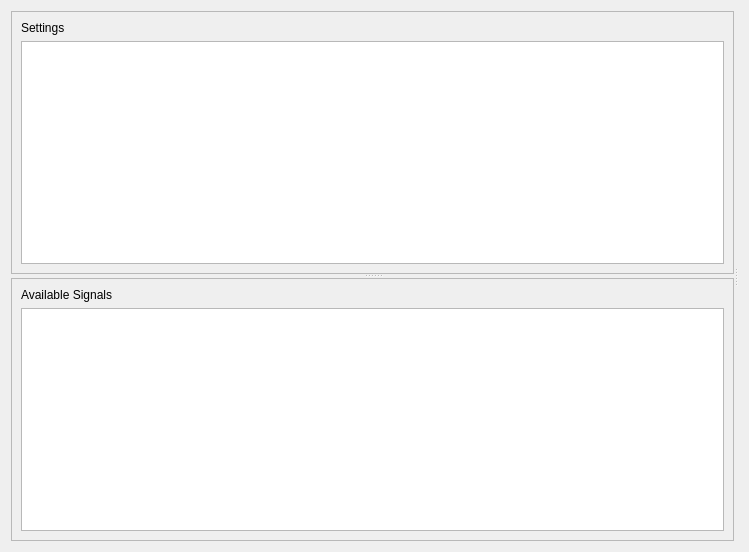
Above: src/plotting_manager.ui from YevheniiKovryzhenko/KGroundControl before the change. Below: the same form after it.
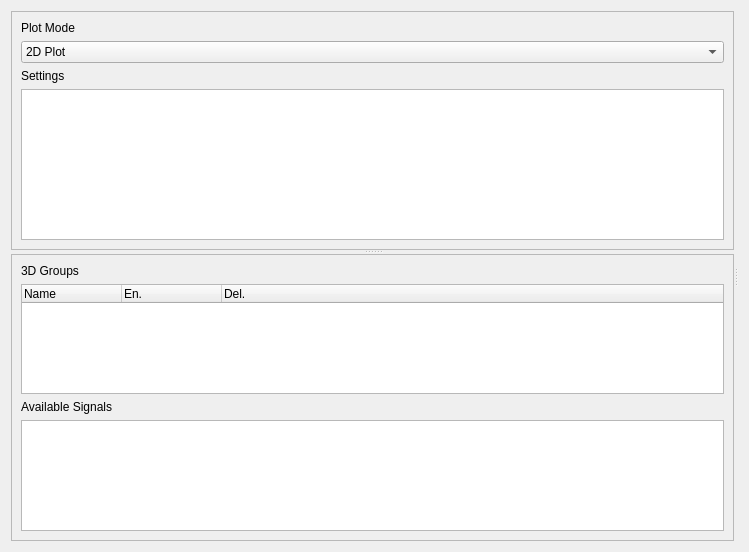
That is the form after the change. Custom widgets are drawn as their Qt base class.

Commit message: fixed mocap relay window update; started adding 3D plotting

```diff
--- a/src/plotting_manager.ui
+++ b/src/plotting_manager.ui
@@ -37,6 +37,27 @@
          </rect>
         </property>
         <layout class="QVBoxLayout" name="leftTopLayout">
+         <item>
+          <widget class="QLabel" name="lblPlotMode">
+           <property name="text">
+            <string>Plot Mode</string>
+           </property>
+          </widget>
+         </item>
+         <item>
+          <widget class="QComboBox" name="cmbPlotMode">
+           <item>
+            <property name="text">
+             <string>2D Plot</string>
+            </property>
+           </item>
+           <item>
+            <property name="text">
+             <string>3D Plot</string>
+            </property>
+           </item>
+          </widget>
+         </item>
          <item>
           <widget class="QLabel" name="lblSettings">
            <property name="text">
@@ -73,6 +94,38 @@
          </rect>
         </property>
         <layout class="QVBoxLayout" name="leftBottomLayout">
+         <item>
+          <widget class="QLabel" name="lbl3DGroups">
+           <property name="text">
+            <string>3D Groups</string>
+           </property>
+          </widget>
+         </item>
+         <item>
+          <widget class="QTreeWidget" name="tree3DGroups">
+           <property name="maximumHeight">
+            <number>150</number>
+           </property>
+           <property name="headerHidden">
+            <bool>false</bool>
+           </property>
+           <column>
+            <property name="text">
+             <string>Name</string>
+            </property>
+           </column>
+           <column>
+            <property name="text">
+             <string>En.</string>
+            </property>
+           </column>
+           <column>
+            <property name="text">
+             <string>Del.</string>
+            </property>
+           </column>
+          </widget>
+         </item>
          <item>
           <widget class="QLabel" name="lblSignals">
            <property name="text">
```
The commit also changes 12 other files.
